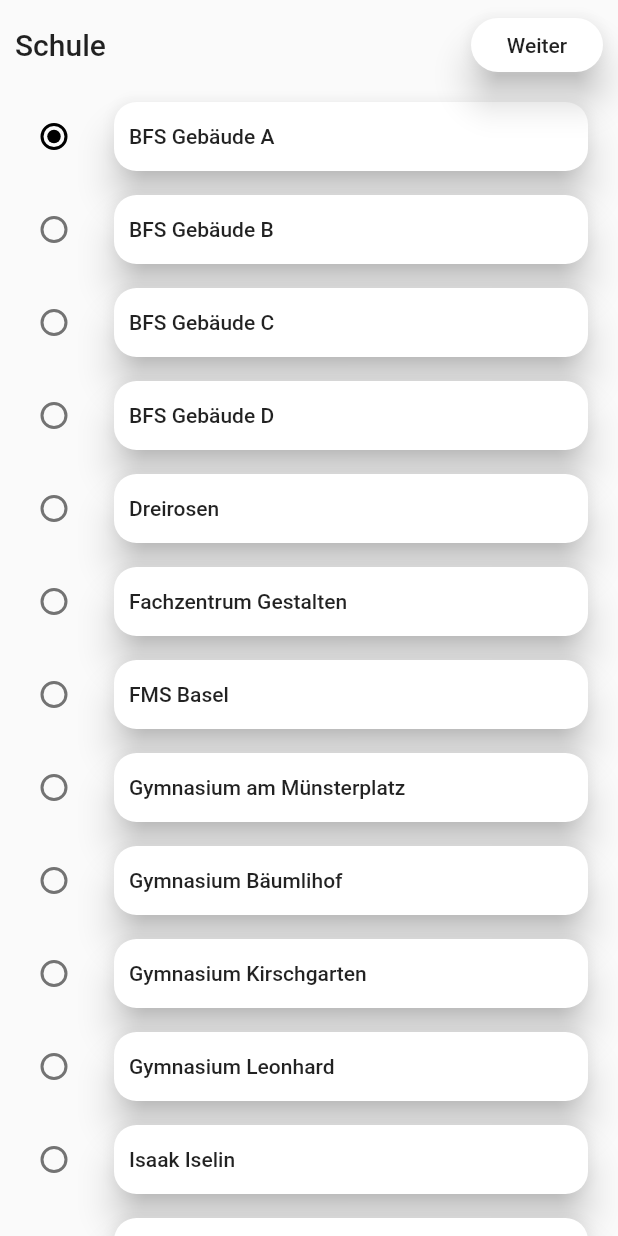
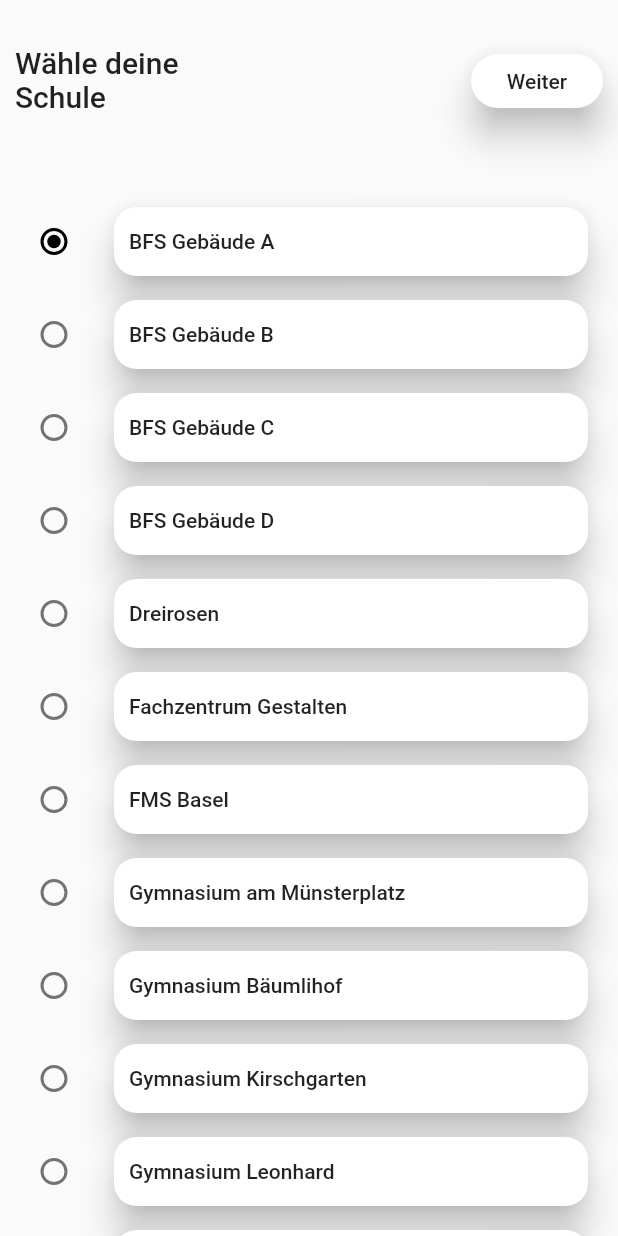
Before and after one commit to fmsbaselapp/Classmate, a Flutter app: the SchoolSelectScreenFirst screen opened directly, on a phone screen of 412 x 824 dp. Run offline on Flutter 3.47's test engine with Material 2 defaults, Android fonts, the phone set to English and light mode, and no system bars; drawn by our look-alikes of flutter_platform_widgets; our stand-ins replace cloud_firestore, firebase_analytics, firebase_auth, firebase_dynamic_links, outline_material_icons, rxdart and 1 more; accounts and stored records are empty.

```diff
--- a/lib/screens/login.dart
+++ b/lib/screens/login.dart
@@ -103,7 +103,8 @@ class LoginScreenState extends State<LoginScreen> with WidgetsBindingObserver {
                         },
 
                         autocorrect: false,
-                        cursorColor: Colors.red,
+                        cursorColor: Colors.black,
+
                        cursorWidth: 2,
                     expands: false,
                     enableInteractiveSelection: true,
--- a/lib/screens/schoolSelect.dart
+++ b/lib/screens/schoolSelect.dart
@@ -1,3 +1,4 @@
+import 'package:Classmate/shared/appBar.dart';
 import 'package:cloud_firestore/cloud_firestore.dart';
 import 'package:firebase_auth/firebase_auth.dart';
 import 'package:Classmate/shared/Elements.dart';
@@ -82,15 +83,9 @@ class _SchoolSelectScreenState extends State<SchoolSelectScreen> {
     BuildContext context,
   ) {
     return Scaffold(
-      appBar: PreferredSize(
-        preferredSize: const Size.fromHeight(100.0),
-        child: SizedBox(
-          width: double.infinity,
-          height: 60,
-          child: Padding(
-            padding: const EdgeInsets.only(left: 10, right: 10),
-            child: Row(
+      appBar: ClassmateAppBar(
         mainAxisAlignment: MainAxisAlignment.spaceBetween,
+        height: 90,
         children: <Widget>[
           Text(
             'Schule',
@@ -158,9 +153,6 @@ class _SchoolSelectScreenState extends State<SchoolSelectScreen> {
             child: Text('Fertig'),
           )
         ],
-            ),
-          ),
-        ),
       ),
       body: Center(
         child: CupertinoScrollbar(
@@ -254,18 +246,12 @@ class _SchoolSelectScreenStateFirst extends State<SchoolSelectScreenFirst> {
         return Future.value(false);
       },
       child: Scaffold(
-        appBar: PreferredSize(
-          preferredSize: const Size.fromHeight(100.0),
-          child: SizedBox(
-            width: double.infinity,
-            height: 60,
-            child: Padding(
-              padding: const EdgeInsets.only(left: 10, right: 10),
-              child: Row(
+        appBar: ClassmateAppBar(
+          height: 130,
           mainAxisAlignment: MainAxisAlignment.spaceBetween,
           children: <Widget>[
             Text(
-                    'Schule',
+              'Wähle deine\nSchule',
               style: Theme.of(context).textTheme.title,
             ),
             SmallButton(
@@ -331,9 +317,6 @@ class _SchoolSelectScreenStateFirst extends State<SchoolSelectScreenFirst> {
             )
           ],
         ),
-            ),
-          ),
-        ),
         body: Center(
           child: CupertinoScrollbar(
             child: ListView(
--- a/lib/screens/screens.dart
+++ b/lib/screens/screens.dart
@@ -4,3 +4,5 @@ export 'profile.dart';
 export 'settings.dart';
 export 'login.dart';
 export 'landing.dart';
+export 'datenschutzerklärung.dart';
+export 'nutzungbedingungen.dart';
--- a/lib/services/verifizieren.dart
+++ b/lib/services/verifizieren.dart
@@ -1,5 +1,6 @@
 import 'package:Classmate/shared/actionSheet.dart';
 import 'package:Classmate/shared/button.dart';
+import 'package:Classmate/shared/shared.dart';
 import 'package:firebase_auth/firebase_auth.dart';
 import 'package:flutter/cupertino.dart';
 import 'package:flutter/material.dart';
@@ -149,7 +150,9 @@ class _VerifizierenScreenState extends State<VerifizierenScreen> {
                   style: Theme.of(context).textTheme.headline,
                 ),
               ),
-
+              Spacer(flex: 1,),
+              Loader(),
+              Spacer(flex: 1,),
               //text über Teamwork öffnen
               Expanded(
                 child: Align(
--- /dev/null
+++ b/lib/shared/appBar.dart
@@ -0,0 +1,34 @@
+import 'package:Classmate/shared/shared.dart';
+import 'package:flutter/material.dart';
+
+class ClassmateAppBar extends StatelessWidget implements PreferredSizeWidget {
+  ClassmateAppBar({this.children, this.height, this.mainAxisAlignment});
+
+  final double height; //80
+  List<Widget> children;
+  MainAxisAlignment mainAxisAlignment;
+
+  @override
+  Widget build(BuildContext context) {
+    return Padding(
+      padding: const EdgeInsets.only(left: 10, right: 10),
+      child: Container(
+        width: double.infinity,
+        height: height,
+        child: Padding(
+          padding: const EdgeInsets.only(
+            top: 30,
+          ),
+          child: Row(
+            crossAxisAlignment: CrossAxisAlignment.start,
+            mainAxisAlignment: mainAxisAlignment,
+            children: children,
+          ),
+        ),
+      ),
+    );
+  }
+
+  @override
+  Size get preferredSize => Size.fromHeight(height);
+}
--- a/lib/shared/button.dart
+++ b/lib/shared/button.dart
@@ -62,7 +62,7 @@ class RoundButton extends StatelessWidget {
   @override
   Widget build(BuildContext context) {
     return SizedBox(
-      height: 50,
+      height: 40,
       width: 40,
       child: RawMaterialButton(
         splashColor: Colors.grey,
--- a/lib/shared/shared.dart
+++ b/lib/shared/shared.dart
@@ -4,4 +4,3 @@ export 'button.dart';
 export 'popUpMenu.dart';
 export 'actionSheet.dart';
 export 'elements.dart';
-export 'noAnimationNav.dart';
```
Also changed, not shown: lib/main.dart (+7 -1 lines), lib/screens/datenschutzerklärung.dart (added, +60 -0 lines), lib/screens/home.dart (+16 -30 lines), lib/screens/landing.dart (+9 -24 lines), lib/screens/nutzungbedingungen.dart (added, +60 -0 lines), lib/screens/settings.dart (+26 -20 lines), lib/shared/loader.dart (+18 -5 lines), lib/shared/noAnimationNav.dart (deleted, +0 -20 lines). Lines whose indentation alone changed are shown as unchanged.
